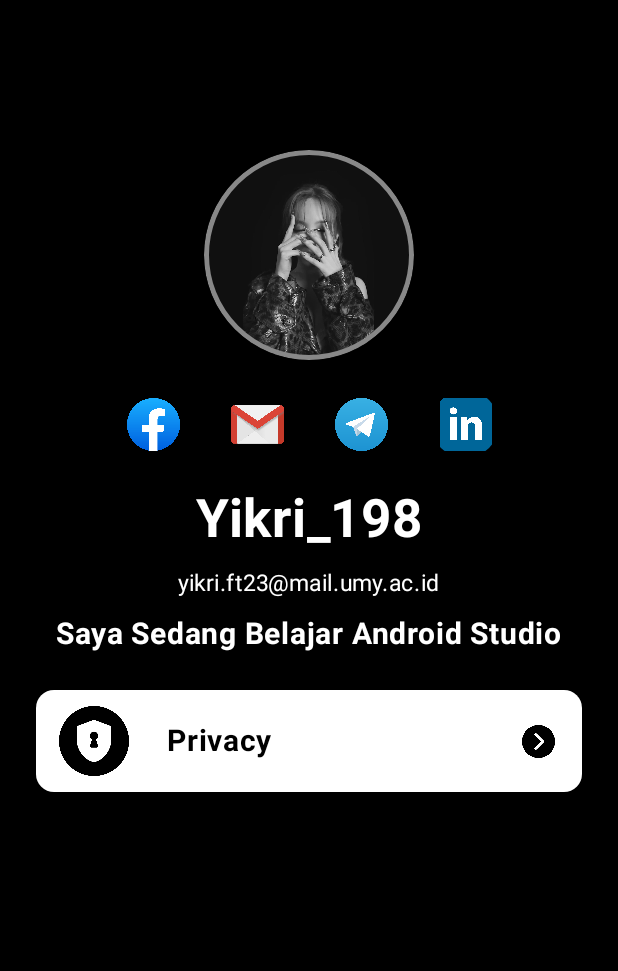
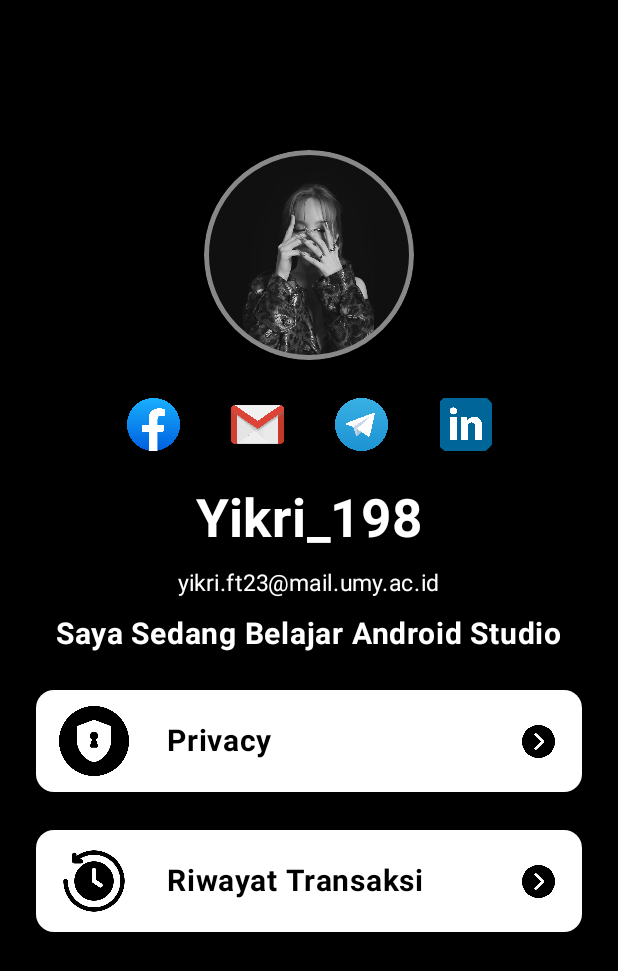
Before and after one commit to Latfiansya/QuestAdvanceLayout_198, an Android app built with Jetpack Compose: the screen it shows after launch (MainActivity), on a phone screen of 412 x 824 dp. Shown: the top 971 px of the screen. Run offline under Robolectric (Android 15) with nearby library versions, the phone set to English and light mode, and no system bars.

Commit message:
Menambahkan card kedua

```diff
--- a/app/src/main/java/com/example/activity3/ui/theme/Tugas_QuestAdvanceLayout.kt
+++ b/app/src/main/java/com/example/activity3/ui/theme/Tugas_QuestAdvanceLayout.kt
@@ -153,6 +153,55 @@ fun Profile(modifier: Modifier = Modifier) {
                 }
             }
             Spacer(modifier = Modifier.height(25.dp))
+
+            Card(
+                modifier = Modifier
+                    .fillMaxWidth()
+                    .padding(horizontal = 24.dp),
+                colors = CardDefaults.cardColors(
+                    containerColor = Color.White
+                )
+            ) {
+                Row(
+                    modifier = Modifier
+                        .fillMaxWidth()
+                        .padding(horizontal = 10.dp, vertical = 5.dp),
+                    verticalAlignment = Alignment.CenterVertically,
+                    horizontalArrangement = Arrangement.SpaceBetween
+                ) {
+                    Row(
+                        verticalAlignment = Alignment.CenterVertically
+                    ) {
+                        val gambar = painterResource(id = R.drawable.history)
+                        Image(
+                            painter = gambar,
+                            contentDescription = null,
+                            modifier = Modifier
+                                .size(57.dp)
+                                .padding(all = 5.dp)
+                        )
+
+                        Spacer(modifier = Modifier.width(20.dp))
+
+                        Text(
+                            text = stringResource(id = R.string.riwayat),
+                            fontSize = 20.sp,
+                            fontWeight = FontWeight.Bold,
+                            color = Color.Black
+                        )
+                    }
+
+                    val iconDropdown = painterResource(id = R.drawable.dropdown)
+                    Image(
+                        painter = iconDropdown,
+                        contentDescription = "Dropdown Icon",
+                        modifier = Modifier
+                            .size(30.dp)
+                            .padding(end = 8.dp)
+                    )
+                }
+            }
+
         }
     }
 }
```
Also changed, not shown: app/src/main/res/drawable/history.png (added).
